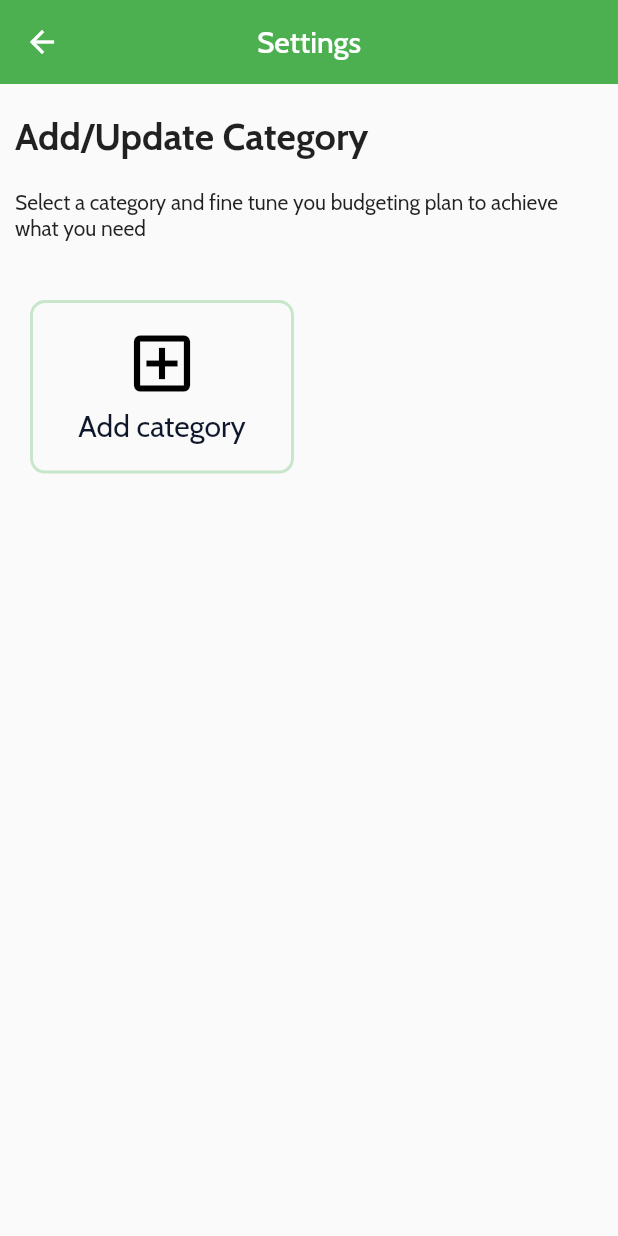
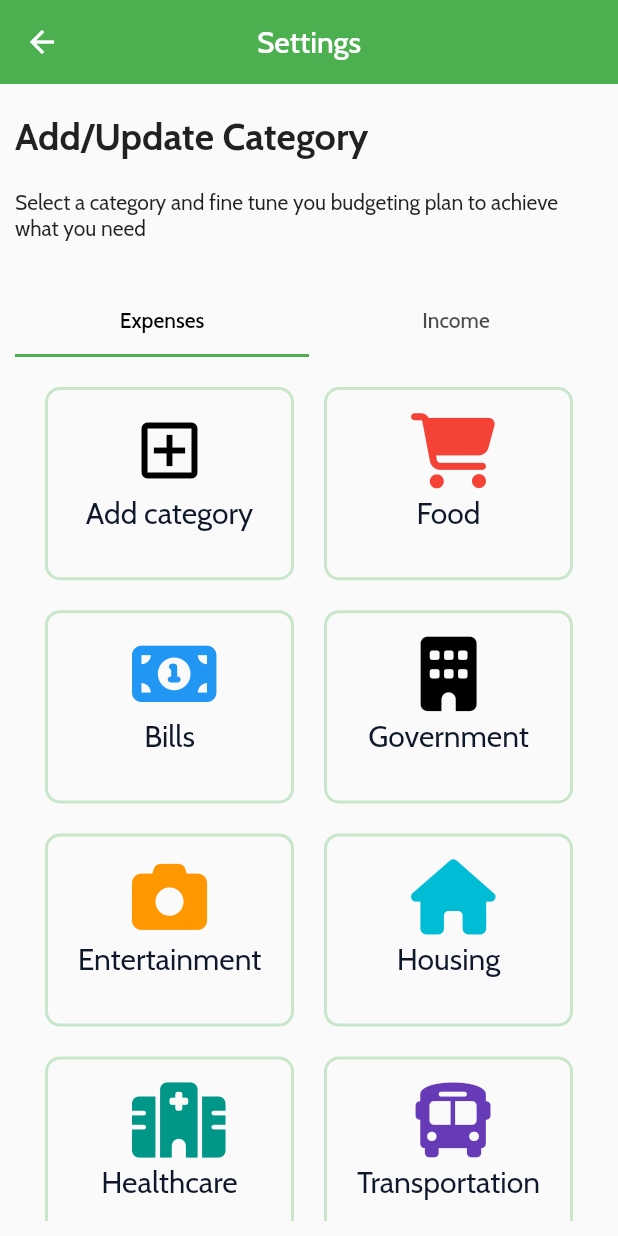
Before and after one commit to captainmio/expenses_management_app, a Flutter app: the screen it shows after launch, scrolled down 576 dp, after a tap on the "settings" icon, on a phone screen of 412 x 824 dp. Run offline on Flutter 3.47's test engine with Material 2 defaults, Android fonts, the phone set to English and light mode, and no system bars; our stand-ins replace fl_chart, flutter_vector_icons, google_fonts, sqflite; missing offline and left inert: dart:ffi, flex_color_picker; accounts and stored records are empty.

Commit message:
adding tab for category types

```diff
--- /dev/null
+++ b/lib/constants/default_category_list.dart
@@ -0,0 +1,54 @@
+import 'package:flutter/material.dart';
+import 'package:flutter_vector_icons/flutter_vector_icons.dart';
+import '../models/category_model.dart';
+
+List<CategoryModel> expensescategories = [
+  CategoryModel(
+    title: 'Food',
+    color: Colors.red,
+    icon: FontAwesome.shopping_cart,
+    canDelete: 0,
+  ),
+  CategoryModel(
+    title: 'Bills',
+    color: Colors.blue,
+    icon: FontAwesome.money,
+    canDelete: 0,
+  ),
+  CategoryModel(
+    title: 'Government',
+    color: Colors.black,
+    icon: FontAwesome.building,
+    canDelete: 0,
+  ),
+  CategoryModel(
+    title: 'Entertainment',
+    color: Colors.orange,
+    icon: FontAwesome.camera,
+    canDelete: 0,
+  ),
+  CategoryModel(
+    title: 'Housing',
+    color: Colors.cyan,
+    icon: FontAwesome.home,
+    canDelete: 0,
+  ),
+  CategoryModel(
+    title: 'Healthcare',
+    color: Colors.teal,
+    icon: FontAwesome.hospital_o,
+    canDelete: 0,
+  ),
+  CategoryModel(
+    title: 'Transportation',
+    color: Colors.deepPurple,
+    icon: FontAwesome.bus,
+    canDelete: 0,
+  ),
+  CategoryModel(
+    title: 'Clothing',
+    color: Colors.pink,
+    icon: FontAwesome.shirtsinbulk,
+    canDelete: 0,
+  ),
+];
--- a/lib/models/category_model.dart
+++ b/lib/models/category_model.dart
@@ -8,6 +8,7 @@ class CategoryModel {
   final String title;
   final IconData icon;
   final Color color;
+  final String? type;
   final int canDelete;
 
   CategoryModel(
@@ -15,11 +16,13 @@ class CategoryModel {
       required this.title,
       required this.icon,
       required this.color,
+      this.type,
       required this.canDelete});
 
   factory CategoryModel.fromJson(Map<String, dynamic> json) => CategoryModel(
         id: json["id"],
         title: json["title"],
+        type: json["type"],
         color: Color(json["color"]),
         icon: IconData(
           json["icon"],
--- a/lib/provider_models/provider_config_model.dart
+++ b/lib/provider_models/provider_config_model.dart
@@ -7,48 +7,13 @@ import '../services/categories.dart';
 class ProviderConfigModel extends ChangeNotifier {
   int currentIndex = 0;
 
-  List<CategoryModel> categories = [
-    // CategoryModel(
-    //   id: 1,
-    //   title: 'Food',
-    //   icon: Icons.local_grocery_store_outlined,
-    // ),
-    // CategoryModel(
-    //   id: 2,
-    //   title: 'Bills',
-    //   icon: Icons.ad_units_outlined,
-    // ),
-    // CategoryModel(
-    //   id: 3,
-    //   title: 'Government',
-    //   icon: Icons.business_center_outlined,
-    // ),
-    // CategoryModel(
-    //   id: 4,
-    //   title: 'Entertainment',
-    //   icon: Icons.local_movies_outlined,
-    // ),
-    // CategoryModel(
-    //   id: 5,
-    //   title: 'Housing',
-    //   icon: Icons.house,
-    // ),
-    // CategoryModel(
-    //   id: 6,
-    //   title: 'Healthcare',
-    //   icon: Icons.local_hospital_outlined,
-    // ),
-    // CategoryModel(
-    //   id: 7,
-    //   title: 'Transportation',
-    //   icon: FontAwesome.bus,
-    // ),
-    // CategoryModel(
-    //   id: 8,
-    //   title: 'Clothing',
-    //   icon: Ionicons.shirt,
-    // ),
-  ];
+  List<CategoryModel> categories = [];
+  CategoryModel addCategory = CategoryModel(
+    title: 'Add category',
+    canDelete: 0,
+    color: Colors.black,
+    icon: Icons.add_box_outlined,
+  );
 
   int get getCurrentIndex => currentIndex;
   List<CategoryModel> get getCategories => categories;
@@ -65,15 +30,7 @@ class ProviderConfigModel extends ChangeNotifier {
   Future<void> updateCategories(List<CategoryModel> result) async {
     final List<CategoryModel> toAdd = [];
 
-    toAdd.addAll([
-      CategoryModel(
-        title: 'Add category',
-        canDelete: 0,
-        color: Colors.black,
-        icon: Icons.add_box_outlined,
-      ),
-      ...result
-    ]);
+    toAdd.addAll([addCategory, ...result]);
 
     categories = toAdd;
     notifyListeners();
--- a/lib/screens/category.dart
+++ b/lib/screens/category.dart
@@ -29,19 +29,73 @@ class _CategoryScreenState extends State<CategoryScreen> {
     });
   }
 
+  Widget _categoryListing(categories) {
+    return SingleChildScrollView(
+      child: Padding(
+        padding: const EdgeInsets.all(10),
+        child: Column(
+          children: [
+            SizedBox(
+              height: MediaQuery.of(context).size.height,
+              child: GridView.builder(
+                physics: const NeverScrollableScrollPhysics(),
+                shrinkWrap: true,
+                gridDelegate: const SliverGridDelegateWithFixedCrossAxisCount(
+                  crossAxisCount: 2,
+                  childAspectRatio: 5 / 4,
+                ),
+                itemCount: categories.length,
+                itemBuilder: (context, index) {
+                  return GestureDetector(
+                    onTap: () {
+                      Navigator.push(
+                          context,
+                          MaterialPageRoute(
+                              builder: (context) => AddUpdateCategoryScreen(
+                                    id: categories[index].id,
+                                    title: categories[index].title,
+                                    icon: categories[index].icon,
+                                    color: categories[index].color,
+                                  ))).then((value) => _fetchCategories());
+                    },
+                    child: Padding(
+                      padding: const EdgeInsets.all(10),
+                      child: CategoryBox(
+                        title: categories[index].title,
+                        icon: categories[index].icon,
+                        color: categories[index].color,
+                      ),
+                    ),
+                  );
+                },
+              ),
+            ),
+          ],
+        ),
+      ),
+    );
+  }
+
   @override
   Widget build(BuildContext context) {
     final providerPageModel = Provider.of<ProviderConfigModel>(context);
 
     List<CategoryModel> categories = providerPageModel.getCategories;
 
-    return Scaffold(
-      appBar: const CustomAppBar(
-        title: "Settings",
-        center: true,
-      ),
-      body: SingleChildScrollView(
-        child: Padding(
+    List<CategoryModel> expensesCategories =
+        categories.where((category) => category.type != 'income').toList();
+
+    List<CategoryModel> incomeCategories =
+        categories.where((category) => category.type != 'expenses').toList();
+
+    return DefaultTabController(
+      length: 3,
+      child: Scaffold(
+        appBar: const CustomAppBar(
+          title: "Settings",
+          center: true,
+        ),
+        body: Padding(
           padding: const EdgeInsets.all(10),
           child: Column(
             children: [
@@ -69,39 +123,23 @@ class _CategoryScreenState extends State<CategoryScreen> {
               const SizedBox(
                 height: 30,
               ),
-              SizedBox(
-                height: MediaQuery.of(context).size.height,
-                child: GridView.builder(
-                  physics: const NeverScrollableScrollPhysics(),
-                  shrinkWrap: true,
-                  gridDelegate: const SliverGridDelegateWithFixedCrossAxisCount(
-                    crossAxisCount: 2,
-                    childAspectRatio: 13 / 9,
+              const TabBar(
+                labelColor: Colors.black,
+                tabs: [
+                  Tab(
+                    text: 'Expenses',
                   ),
-                  itemCount: categories.length,
-                  itemBuilder: (context, index) {
-                    return GestureDetector(
-                      onTap: () {
-                        Navigator.push(
-                            context,
-                            MaterialPageRoute(
-                                builder: (context) => AddUpdateCategoryScreen(
-                                      id: categories[index].id,
-                                      title: categories[index].title,
-                                      icon: categories[index].icon,
-                                      color: categories[index].color,
-                                    ))).then((value) => _fetchCategories());
-                      },
-                      child: Padding(
-                        padding: const EdgeInsets.all(10),
-                        child: CategoryBox(
-                          title: categories[index].title,
-                          icon: categories[index].icon,
-                          color: categories[index].color,
-                        ),
-                      ),
-                    );
-                  },
+                  Tab(
+                    text: 'Income',
+                  ),
+                ],
+              ),
+              Expanded(
+                child: TabBarView(
+                  children: [
+                    _categoryListing(expensesCategories),
+                    _categoryListing(incomeCategories)
+                  ],
                 ),
               ),
             ],
--- a/lib/services/categories.dart
+++ b/lib/services/categories.dart
@@ -1,6 +1,7 @@
 import 'package:flutter/material.dart';
 import 'package:sqflite/sqflite.dart' as sql;
 
+import '../constants/default_category_list.dart';
 import '../models/category_model.dart';
 
 class Categories {
@@ -15,6 +16,19 @@ class Categories {
       createdAt TIMESTAMP NOT NULL DEFAULT CURRENT_TIMESTAMP
     )
 """);
+
+    // execute expenses category seeder
+    for (final category in expensescategories) {
+      final data = {
+        'title': category.title,
+        'icon': category.icon.codePoint,
+        'type': 'expenses',
+        'color': category.color.value,
+        'canDelete': category.canDelete,
+      };
+      await database.insert('categories', data,
+          conflictAlgorithm: sql.ConflictAlgorithm.replace);
+    }
   }
 
   static Future<sql.Database> db() async {
```
